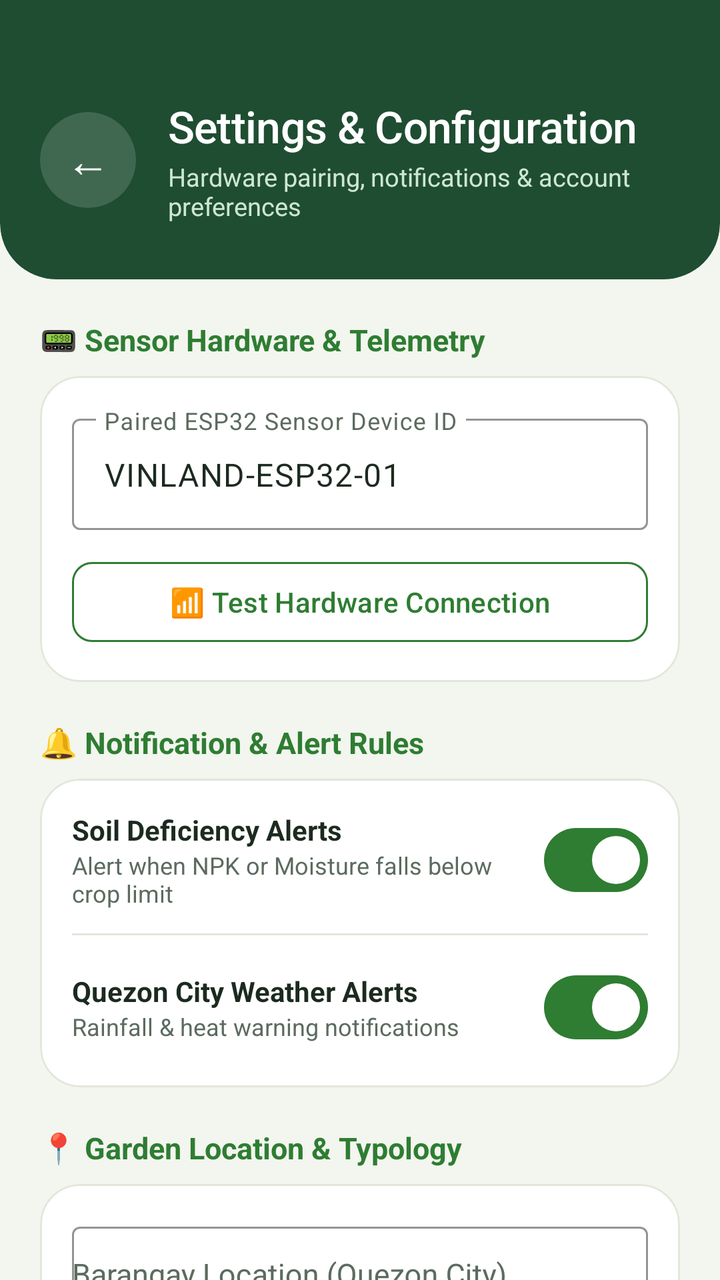
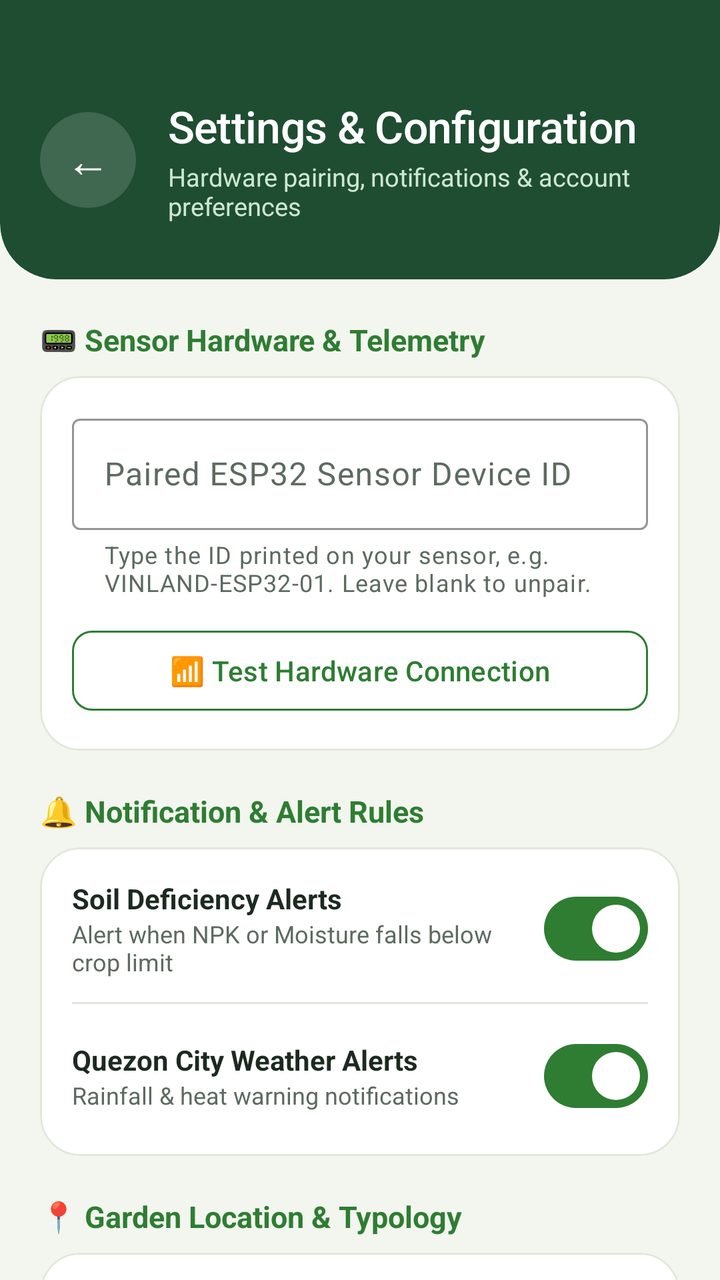

Two renders of the same Android screen: before a commit and after it. Below are the layout's source before the change and the commit's diff.
<!-- AndroidManifest.xml: application theme Theme.Vinland -->
<!-- res/layout/activity_settings.xml -->
<?xml version="1.0" encoding="utf-8"?>
<androidx.core.widget.NestedScrollView xmlns:android="http://schemas.android.com/apk/res/android"
    xmlns:app="http://schemas.android.com/apk/res-auto"
    android:layout_width="match_parent"
    android:layout_height="match_parent"
    android:background="#F3F5EF"
    android:fillViewport="true">

    <LinearLayout
        android:layout_width="match_parent"
        android:layout_height="wrap_content"
        android:orientation="vertical">

        
        <com.google.android.material.card.MaterialCardView
            android:layout_width="match_parent"
            android:layout_height="wrap_content"
            android:layout_marginTop="-28dp"
            app:cardBackgroundColor="#1F4D32"
            app:cardCornerRadius="28dp"
            app:cardElevation="0dp"
            app:strokeWidth="0dp">

            <LinearLayout
                android:layout_width="match_parent"
                android:layout_height="wrap_content"
                android:gravity="center_vertical"
                android:orientation="horizontal"
                android:paddingStart="20dp"
                android:paddingTop="76dp"
                android:paddingEnd="20dp"
                android:paddingBottom="28dp">

                <com.google.android.material.card.MaterialCardView
                    android:layout_width="48dp"
                    android:layout_height="48dp"
                    app:cardBackgroundColor="#26FFFFFF"
                    app:cardCornerRadius="24dp"
                    app:cardElevation="0dp"
                    app:strokeWidth="0dp">

                    <TextView
                        android:id="@+id/btnBack"
                        android:layout_width="match_parent"
                        android:layout_height="match_parent"
                        android:contentDescription="Back"
                        android:foreground="?attr/selectableItemBackground"
                        android:gravity="center"
                        android:text="←"
                        android:textColor="#FFFFFF"
                        android:textSize="22sp" />
                </com.google.android.material.card.MaterialCardView>

                <LinearLayout
                    android:layout_width="0dp"
                    android:layout_height="wrap_content"
                    android:layout_marginStart="16dp"
                    android:layout_weight="1"
                    android:orientation="vertical">

                    <TextView
                        android:layout_width="wrap_content"
                        android:layout_height="wrap_content"
                        android:fontFamily="sans-serif-medium"
                        android:letterSpacing="-0.01"
                        android:text="Settings &amp; Configuration"
                        android:textColor="#FFFFFF"
                        android:textSize="22sp" />

                    <TextView
                        android:layout_width="wrap_content"
                        android:layout_height="wrap_content"
                        android:layout_marginTop="2dp"
                        android:text="Hardware pairing, notifications &amp; account preferences"
                        android:textColor="#CDE8D0"
                        android:textSize="12.5sp" />
                </LinearLayout>
            </LinearLayout>
        </com.google.android.material.card.MaterialCardView>

        
        <LinearLayout
            android:layout_width="match_parent"
            android:layout_height="wrap_content"
            android:orientation="vertical"
            android:padding="20dp">

            
            <TextView
                android:layout_width="wrap_content"
                android:layout_height="wrap_content"
                android:text="📟 Sensor Hardware &amp; Telemetry"
                android:textSize="15sp"
                android:textStyle="bold"
                android:textColor="#2E7D32"
                android:layout_marginBottom="8dp" />

            <com.google.android.material.card.MaterialCardView
                android:layout_width="match_parent"
                android:layout_height="wrap_content"
                app:cardCornerRadius="20dp"
                app:cardElevation="0dp"
                app:strokeColor="#E2E7DC"
                app:strokeWidth="1dp"
                app:cardBackgroundColor="#FFFFFF">

                <LinearLayout
                    android:layout_width="match_parent"
                    android:layout_height="wrap_content"
                    android:orientation="vertical"
                    android:padding="16dp">

                    <com.google.android.material.textfield.TextInputLayout
                        style="@style/Widget.Material3.TextInputLayout.OutlinedBox"
                        android:layout_width="match_parent"
                        android:layout_height="wrap_content"
                        android:hint="Paired ESP32 Sensor Device ID"
                        app:boxStrokeColor="#2E7D32">

                        <com.google.android.material.textfield.TextInputEditText
                            android:id="@+id/etSensorDeviceId"
                            android:layout_width="match_parent"
                            android:layout_height="wrap_content"
                            android:text="VINLAND-ESP32-01"
                            android:inputType="textCapCharacters" />
                    </com.google.android.material.textfield.TextInputLayout>

                    <com.google.android.material.button.MaterialButton
                        android:id="@+id/btnTestSensor"
                        style="@style/Widget.Material3.Button.OutlinedButton"
                        android:layout_width="match_parent"
                        android:layout_height="48dp"
                        android:layout_marginTop="12dp"
                        android:text="📶 Test Hardware Connection"
                        android:textColor="#2E7D32"
                        app:strokeColor="#2E7D32"
                        app:cornerRadius="10dp" />

                </LinearLayout>
            </com.google.android.material.card.MaterialCardView>

            
            <TextView
                android:layout_width="wrap_content"
                android:layout_height="wrap_content"
                android:layout_marginTop="20dp"
                android:text="🔔 Notification &amp; Alert Rules"
                android:textSize="15sp"
                android:textStyle="bold"
                android:textColor="#2E7D32"
                android:layout_marginBottom="8dp" />

            <com.google.android.material.card.MaterialCardView
                android:layout_width="match_parent"
                android:layout_height="wrap_content"
                app:cardCornerRadius="20dp"
                app:cardElevation="0dp"
                app:strokeColor="#E2E7DC"
                app:strokeWidth="1dp"
                app:cardBackgroundColor="#FFFFFF">

                <LinearLayout
                    android:layout_width="match_parent"
                    android:layout_height="wrap_content"
                    android:orientation="vertical"
                    android:padding="16dp">

                    <LinearLayout
                        android:layout_width="match_parent"
                        android:layout_height="wrap_content"
                        android:orientation="horizontal"
                        android:gravity="center_vertical">

                        <LinearLayout
                            android:layout_width="0dp"
                            android:layout_height="wrap_content"
                            android:layout_weight="1"
                            android:orientation="vertical">

                            <TextView
                                android:layout_width="wrap_content"
                                android:layout_height="wrap_content"
                                android:text="Soil Deficiency Alerts"
                                android:textStyle="bold"
                                android:textColor="#1C2A20"
                                android:textSize="14sp" />

                            <TextView
                                android:layout_width="wrap_content"
                                android:layout_height="wrap_content"
                                android:text="Alert when NPK or Moisture falls below crop limit"
                                android:textColor="#5C6B5F"
                                android:textSize="12sp" />
                        </LinearLayout>

                        <com.google.android.material.materialswitch.MaterialSwitch
                            android:id="@+id/switchSoilAlerts"
                            android:layout_width="wrap_content"
                            android:layout_height="wrap_content"
                            android:checked="true" />
                    </LinearLayout>

                    <View
                        android:layout_width="match_parent"
                        android:layout_height="1dp"
                        android:background="#E2E7DC"
                        android:layout_marginTop="12dp"
                        android:layout_marginBottom="12dp" />

                    <LinearLayout
                        android:layout_width="match_parent"
                        android:layout_height="wrap_content"
                        android:orientation="horizontal"
                        android:gravity="center_vertical">

                        <LinearLayout
                            android:layout_width="0dp"
                            android:layout_height="wrap_content"
                            android:layout_weight="1"
                            android:orientation="vertical">

                            <TextView
                                android:layout_width="wrap_content"
                                android:layout_height="wrap_content"
                                android:text="Quezon City Weather Alerts"
                                android:textStyle="bold"
                                android:textColor="#1C2A20"
                                android:textSize="14sp" />

                            <TextView
                                android:layout_width="wrap_content"
                                android:layout_height="wrap_content"
                                android:text="Rainfall &amp; heat warning notifications"
                                android:textColor="#5C6B5F"
                                android:textSize="12sp" />
                        </LinearLayout>

                        <com.google.android.material.materialswitch.MaterialSwitch
                            android:id="@+id/switchWeatherAlerts"
                            android:layout_width="wrap_content"
                            android:layout_height="wrap_content"
                            android:checked="true" />
                    </LinearLayout>

                </LinearLayout>
            </com.google.android.material.card.MaterialCardView>

            
            <TextView
                android:layout_width="wrap_content"
                android:layout_height="wrap_content"
                android:layout_marginTop="20dp"
                android:text="📍 Garden Location &amp; Typology"
                android:textSize="15sp"
                android:textStyle="bold"
                android:textColor="#2E7D32"
                android:layout_marginBottom="8dp" />

            <com.google.android.material.card.MaterialCardView
                android:layout_width="match_parent"
                android:layout_height="wrap_content"
                app:cardCornerRadius="20dp"
                app:cardElevation="0dp"
                app:strokeColor="#E2E7DC"
                app:strokeWidth="1dp"
                app:cardBackgroundColor="#FFFFFF">

                <LinearLayout
                    android:layout_width="match_parent"
                    android:layout_height="wrap_content"
                    android:orientation="vertical"
                    android:padding="16dp">

                    <com.google.android.material.textfield.TextInputLayout
                        style="@style/Widget.Material3.TextInputLayout.OutlinedBox"
                        android:layout_width="match_parent"
                        android:layout_height="wrap_content"
                        android:hint="Barangay Location (Quezon City)"
                        app:boxStrokeColor="#2E7D32">

                        <AutoCompleteTextView
                            android:id="@+id/actvBarangay"
                            android:layout_width="match_parent"
                            android:layout_height="wrap_content"
                            android:paddingVertical="14dp"
                            android:textSize="15sp"
                            android:inputType="text" />
                    </com.google.android.material.textfield.TextInputLayout>

                    <com.google.android.material.button.MaterialButton
                        android:id="@+id/btnResetPassword"
                        style="@style/Widget.Material3.Button.OutlinedButton"
                        android:layout_width="match_parent"
                        android:layout_height="48dp"
                        android:layout_marginTop="12dp"
                        android:text="🔑 Send Password Reset Email"
                        android:textColor="#2E7D32"
                        app:strokeColor="#2E7D32"
                        app:cornerRadius="10dp" />

                </LinearLayout>
            </com.google.android.material.card.MaterialCardView>

            
            <com.google.android.material.button.MaterialButton
                android:id="@+id/btnSaveSettings"
                android:layout_width="match_parent"
                android:layout_height="52dp"
                android:layout_marginTop="24dp"
                android:text="💾 Save Configuration Changes"
                android:textAllCaps="false"
                android:textSize="15sp"
                app:cornerRadius="14dp"
                app:backgroundTint="#2E7D32" />

            
            <com.google.android.material.card.MaterialCardView
                android:layout_width="match_parent"
                android:layout_height="wrap_content"
                android:layout_marginTop="20dp"
                app:cardCornerRadius="20dp"
                app:cardElevation="0dp"
                app:strokeWidth="0dp"
                app:cardBackgroundColor="#E8F5E9">

                <LinearLayout
                    android:layout_width="match_parent"
                    android:layout_height="wrap_content"
                    android:orientation="vertical"
                    android:padding="16dp"
                    android:gravity="center">

                    <TextView
                        android:layout_width="wrap_content"
                        android:layout_height="wrap_content"
                        android:text="🌿 Vinland Urban Agriculture Platform"
                        android:textStyle="bold"
                        android:textColor="#2E7D32"
                        android:textSize="14sp" />

                    <TextView
                        android:layout_width="wrap_content"
                        android:layout_height="wrap_content"
                        android:layout_marginTop="2dp"
                        android:text="Version 1.0.0 (Build 37) • Quezon City, PH"
                        android:textColor="#558B2F"
                        android:textSize="12sp" />
                </LinearLayout>
            </com.google.android.material.card.MaterialCardView>

        </LinearLayout>
    </LinearLayout>
</androidx.core.widget.NestedScrollView>
<!-- resources referenced by this layout -->
<resources>
  <style name="Theme.Vinland" parent="Base.Theme.Vinland" />
  <style name="Base.Theme.Vinland" parent="Theme.Material3.Light.NoActionBar">
          <item name="colorPrimary">@color/vinland_fern</item>
          <item name="colorOnPrimary">@color/white</item>
          <item name="colorPrimaryContainer">@color/vinland_mint</item>
          <item name="colorOnPrimaryContainer">@color/vinland_forest</item>
          <item name="colorSecondary">@color/vinland_forest</item>
          <item name="colorOnSecondary">@color/white</item>
          <item name="colorSecondaryContainer">@color/vinland_leaf</item>
          <item name="colorOnSecondaryContainer">@color/vinland_forest</item>
          <item name="colorTertiary">@color/vinland_forest</item>
          <item name="colorError">@color/vinland_error</item>
          <item name="android:colorBackground">@color/vinland_paper</item>
          <item name="colorSurface">@color/white</item>
          <item name="colorSurfaceContainerHigh">@color/white</item>
          <item name="colorOnSurface">@color/vinland_ink</item>
          <item name="colorOnSurfaceVariant">@color/vinland_muted</item>
          <item name="colorOutline">@color/vinland_line</item>
          <item name="colorControlActivated">@color/vinland_fern</item>
          <item name="android:textColorHighlight">@color/vinland_mint</item>
          
          <item name="elevationOverlayEnabled">false</item>
  
          
          <item name="android:windowLightStatusBar">false</item>
          <item name="android:windowLightNavigationBar" tools:targetApi="27">true</item>
          <item name="android:navigationBarColor">@color/vinland_paper</item>
      </style>
  <color name="vinland_fern">#2E7D32</color>
  <color name="white">#FFFFFFFF</color>
  <color name="vinland_mint">#CDE8D0</color>
  <color name="vinland_forest">#1F4D32</color>
  <color name="vinland_leaf">#EEF5EA</color>
  <color name="vinland_error">#D32F2F</color>
  <color name="vinland_paper">#F3F5EF</color>
  <color name="vinland_ink">#1C2A20</color>
  <color name="vinland_muted">#5C6B5F</color>
  <color name="vinland_line">#E2E7DC</color>
</resources>

<!-- the commit's change to res/layout/activity_settings.xml (unified diff, before → after) -->
@@ -115,13 +115,13 @@
                         android:layout_width="match_parent"
                         android:layout_height="wrap_content"
                         android:hint="Paired ESP32 Sensor Device ID"
+                        app:helperText="Type the ID printed on your sensor, e.g. VINLAND-ESP32-01. Leave blank to unpair."
                         app:boxStrokeColor="#2E7D32">
 
                         <com.google.android.material.textfield.TextInputEditText
                             android:id="@+id/etSensorDeviceId"
                             android:layout_width="match_parent"
                             android:layout_height="wrap_content"
-                            android:text="VINLAND-ESP32-01"
                             android:inputType="textCapCharacters" />
                     </com.google.android.material.textfield.TextInputLayout>
 
